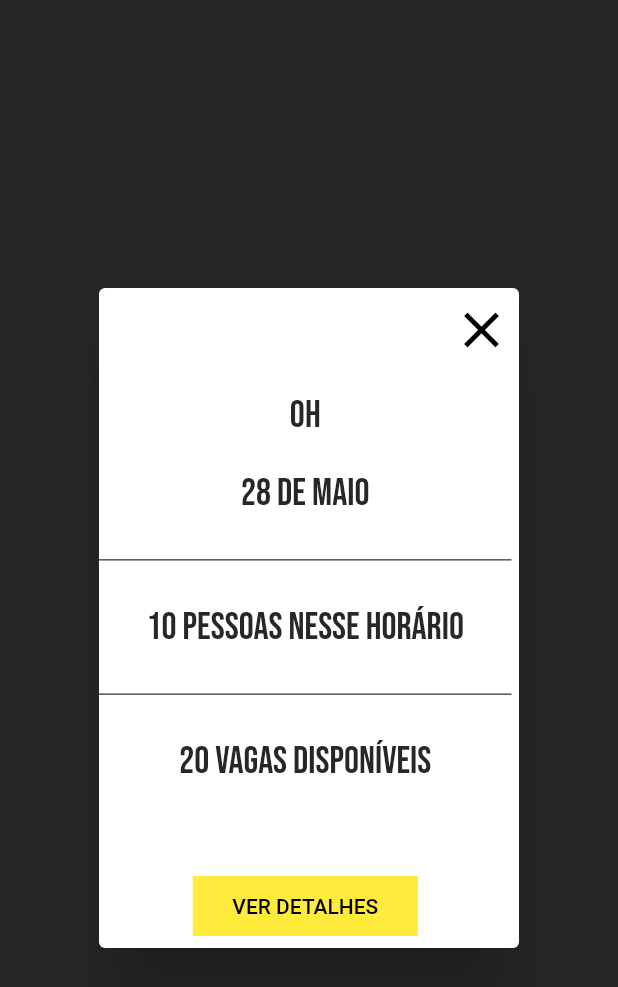
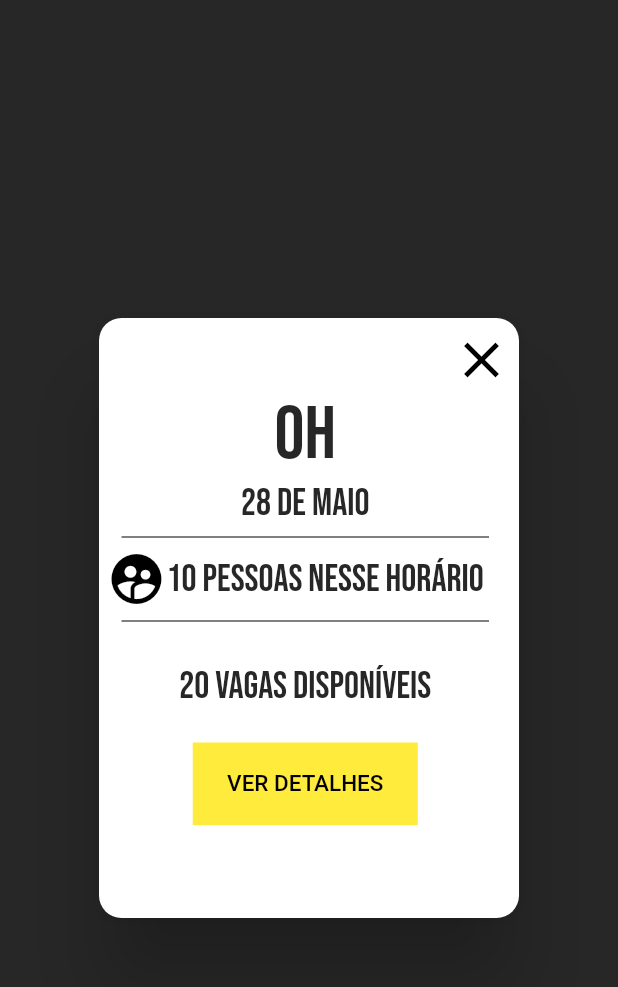
Before and after one commit to ProfKleberSouza/projeto-pratico-grupo-3, a Flutter app: the ScheduleDetailComponent widget shown alone on an empty page, opened directly with empty values, on a phone screen of 412 x 824 dp. Shown: the top 987 px of the screen. Run offline on Flutter 3.47's test engine with Material 2 defaults, Android fonts, the phone set to English and light mode, and no system bars; our stand-ins replace firebase_auth, firebase_core, toast; missing offline and left inert: flutter_email_sender; accounts and stored records are empty.

Commit message:
S2005 - Estilizar pop up de detalhes de horário

```diff
--- a/cogym/lib/Views/MainPage/Components/scheduleDetailComponent.dart
+++ b/cogym/lib/Views/MainPage/Components/scheduleDetailComponent.dart
@@ -14,12 +14,12 @@ class ScheduleDetailComponent extends StatelessWidget {
     // List<Map<String,dynamic>> listPeopleByScheduleConst = json.decode(peopleByScheduleConst);
     PeopleBySchedule peopleBySchedule = new PeopleBySchedule(this.hour, 10, 30);
     return AlertDialog(
+      shape: RoundedRectangleBorder(borderRadius: BorderRadius.all(Radius.circular(15))),
       contentPadding: const EdgeInsets.fromLTRB(0, 0, 5, 0),
       content: SingleChildScrollView(
         child: Container(
-          height: 440,
+          height: 400,
           child: Column(
-            mainAxisAlignment: MainAxisAlignment.spaceBetween,
             children: <Widget>[
               Row(
                 mainAxisAlignment: MainAxisAlignment.end,
@@ -38,7 +38,7 @@ class ScheduleDetailComponent extends StatelessWidget {
                   style: TextStyle(
                       color: Color.fromRGBO(39, 39, 39, 50),
                       fontFamily: 'Bebas Neue',
-                      fontSize: 25,
+                      fontSize: 50,
                       fontWeight: FontWeight.w500)),
               Text(dateFormat(dateTime).toUpperCase(),
                   style: TextStyle(
@@ -46,8 +46,16 @@ class ScheduleDetailComponent extends StatelessWidget {
                       fontFamily: 'Bebas Neue',
                       fontSize: 25,
                       fontWeight: FontWeight.w500)),
-              Divider(color: Colors.black),
-              Text(
+              Divider(color: Colors.black, endIndent: 15, indent: 15,),
+              Row(
+                children: [
+                  Padding(
+                    padding: const EdgeInsets.fromLTRB(5,0,0,0),
+                    child: Icon(Icons.supervised_user_circle, size: 40 , color: Colors.black,),
+                  ),
+                  Padding(
+                    padding: const EdgeInsets.fromLTRB(0,5,5,5),
+                    child: Text(
                         '${peopleBySchedule.peopleScheduled} ' +
                             "PESSOAS NESSE HORÁRIO",
                         style: TextStyle(
@@ -55,28 +63,56 @@ class ScheduleDetailComponent extends StatelessWidget {
                             fontFamily: 'Bebas Neue',
                             fontSize: 25,
                             fontWeight: FontWeight.w500)),
-              Divider(color: Colors.black,),
-              Text(
-                  '${peopleBySchedule.maxPeople - peopleBySchedule.peopleScheduled} ' +
-                      "VAGAS DISPONÍVEIS",
+                  ),
+                ],
+              ),
+              Divider(color: Colors.black, endIndent: 15, indent: 15,),
+              if (peopleBySchedule.maxPeople - peopleBySchedule.peopleScheduled == 0) Column(
+                // mainAxisAlignment: MainAxisAlignment.spaceAround,
+                children: [
+                  Container(child: Padding(
+                    padding: const EdgeInsets.all(5),
+                    child: Icon(Icons.error,size: 40,color: Colors.black),
+                  )),
+                  Container(
+                    child: Text("HORÁRIO CHEIO",
                           style: TextStyle(
                               color: Color.fromRGBO(39, 39, 39, 50),
                               fontFamily: 'Bebas Neue',
                               fontSize: 25,
                               fontWeight: FontWeight.w500)),
-              SizedBox(height: 10),
-              TextButton(
+                  ),
+                ],
+              ) else Container(
+                child:
+                  Padding(
+                    padding: const EdgeInsets.only(top: 20),
+                    child: Text('${peopleBySchedule.maxPeople - peopleBySchedule.peopleScheduled} ' + "VAGAS DISPONÍVEIS",
+                    style: TextStyle(
+                        color: Color.fromRGBO(39, 39, 39, 50),
+                        fontFamily: 'Bebas Neue',
+                        fontSize: 25,
+                        fontWeight: FontWeight.w500), textAlign: TextAlign.center,
+                    ),
+                  )
+                ,
+              ),
+              // SizedBox(height: 15, width: 50),
+              Padding(
+                padding: const EdgeInsets.only(bottom: 0, top: 15),
+                child: TextButton(
                     onPressed: ()  {
                       Navigator.popAndPushNamed(context, 'telaDetalhesHorario');
                     },
                     child: Container(
-                    height: 40,
+                      height: 55,
                       width: 150,
                       color: Colors.yellow,
                       child: Center(
-                      child: Text("VER DETALHES", style: TextStyle(color: Colors.black)),
+                        child: Text("VER DETALHES", style: TextStyle(color: Colors.black,fontSize: 15)),
                       ),
                     )),
+              ),
             ],
           ),
         ),
```
Lines whose indentation alone changed are shown as unchanged.
